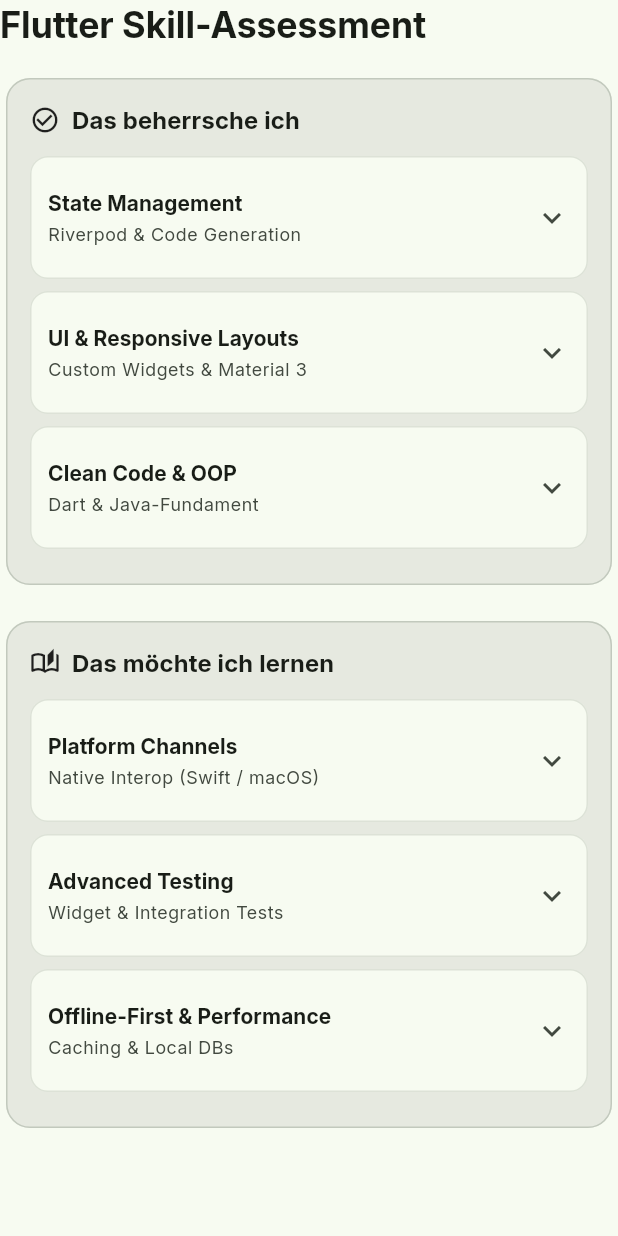
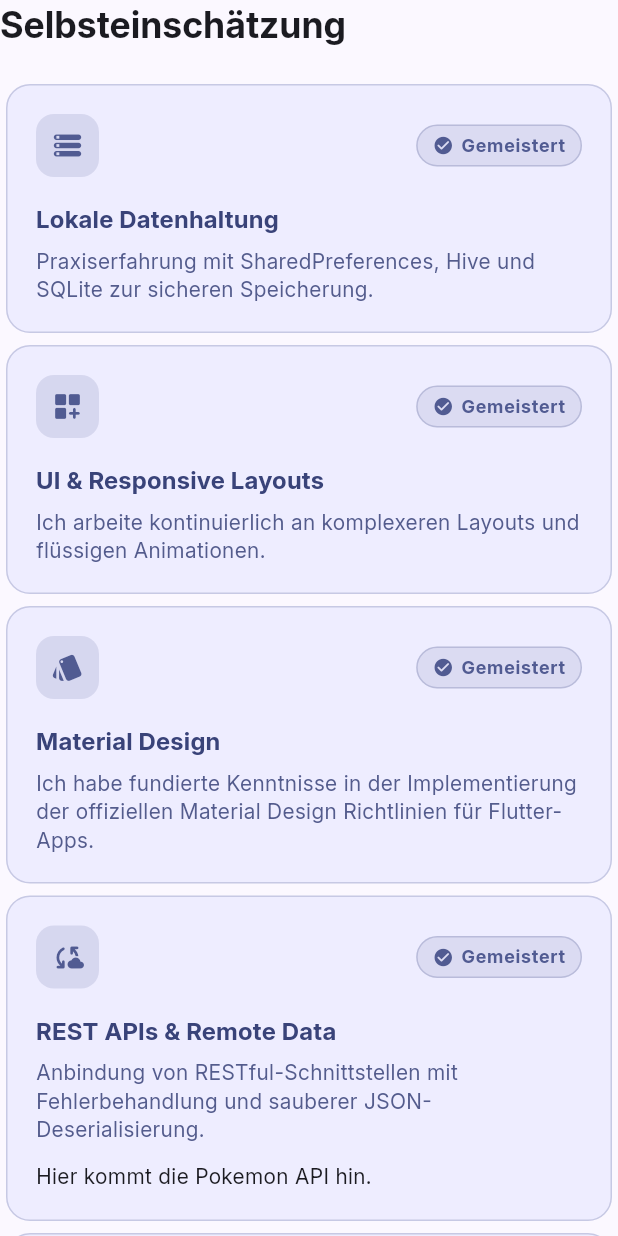
Before and after one commit to fynngerdes/bewerbung_zollsoft, a Flutter app: the SelfAssessmentWidget widget shown alone on an empty page, opened directly, on a phone screen of 412 x 824 dp. Run offline on Flutter 3.47's test engine with Material 3 defaults, Android fonts, the phone set to English and light mode, and no system bars; our stand-ins replace flutter_riverpod, go_router, riverpod_annotation; generated files the repository leaves out were written again.

Commit message:
refactor: replace static assessment list with data-driven SelfAssessmentItemModel and update UI layout

```diff
--- /dev/null
+++ b/lib/hello_zollsoft/data/self_assessment_data.dart
@@ -0,0 +1,63 @@
+import 'package:flutter/material.dart';
+import '../models/self_assessment_item_model.dart';
+
+const List<SelfAssessmentItemModel> selfAssessmentItems = [
+  SelfAssessmentItemModel(
+    isMastered: true,
+    title: 'Lokale Datenhaltung',
+    description:
+        'Praxiserfahrung mit SharedPreferences, Hive und SQLite zur sicheren Speicherung.',
+    icon: Icons.storage_rounded,
+  ),
+  SelfAssessmentItemModel(
+    isMastered: true,
+    title: 'UI & Responsive Layouts',
+    description:
+        'Ich arbeite kontinuierlich an komplexeren Layouts und flüssigen Animationen.',
+    icon: Icons.dashboard_customize_rounded,
+  ),
+  SelfAssessmentItemModel(
+    isMastered: true,
+    title: 'Material Design',
+    description:
+        'Ich habe fundierte Kenntnisse in der Implementierung der offiziellen Material Design Richtlinien für Flutter-Apps.',
+    icon: Icons.style_rounded,
+  ),
+  SelfAssessmentItemModel(
+    isMastered: true,
+    title: 'REST APIs & Remote Data',
+    description:
+        'Anbindung von RESTful-Schnittstellen mit Fehlerbehandlung und sauberer JSON-Deserialisierung.',
+    icon: Icons.cloud_sync_rounded,
+    customWidget: Text('Hier kommt die Pokemon API hin.'),
+  ),
+  SelfAssessmentItemModel(
+    isMastered: true,
+    title: 'State Management',
+    description:
+        'Sicherer Umgang mit Riverpod & Provider zur klaren Trennung von UI und Geschäftslogik.',
+    icon: Icons.alt_route_rounded,
+    customWidget: Text('Die kommt der Theme switch hin.'),
+  ),
+  SelfAssessmentItemModel(
+    isMastered: false,
+    title: 'Clean Architecture',
+    description:
+        'Strukturierung von Apps in Feature-Ordner sowie UI-, Domain- und Data-Layer.',
+    icon: Icons.account_tree_rounded,
+  ),
+  SelfAssessmentItemModel(
+    isMastered: false,
+    title: 'Git & Versionskontrolle',
+    description:
+        'Grundlagen von Branching, Commits und kollaborativem Arbeiten mit Git.',
+    icon: Icons.source_rounded,
+  ),
+  SelfAssessmentItemModel(
+    isMastered: false,
+    title: 'Automatisierte Tests',
+    description:
+        'Aktive Vertiefung in Unit- & Widget-Testing für regressionsfreie Codebases.',
+    icon: Icons.fact_check_rounded,
+  ),
+];
--- a/lib/hello_zollsoft/models/assessment_item_model.dart
+++ b/lib/hello_zollsoft/models/self_assessment_item_model.dart
@@ -1,17 +1,17 @@
 import 'package:flutter/material.dart';
 
-class AssessmentItem {
+class SelfAssessmentItemModel {
+  final bool isMastered;
   final String title;
-  final String subtitle;
   final String description;
-  final List<String> tags;
+  final IconData icon;
   final Widget? customWidget;
 
-  const AssessmentItem({
+  const SelfAssessmentItemModel({
+    required this.isMastered,
     required this.title,
-    required this.subtitle,
     required this.description,
-    required this.tags,
+    required this.icon,
     this.customWidget,
   });
 }
--- a/lib/hello_zollsoft/pages/hello_zollsoft_page.dart
+++ b/lib/hello_zollsoft/pages/hello_zollsoft_page.dart
@@ -17,7 +17,7 @@ class HelloZollsoftPage extends ConsumerWidget {
     return SingleChildScrollView(
       child: Center(
         child: Container(
-          constraints: const BoxConstraints(maxWidth: 900),
+          constraints: const BoxConstraints(maxWidth: 1000),
           padding: EdgeInsets.symmetric(
             horizontal: isMobile ? 16.0 : 32.0,
             vertical: 32.0,
--- a/lib/hello_zollsoft/provider/theme_provider.dart
+++ b/lib/hello_zollsoft/provider/theme_provider.dart
@@ -6,7 +6,7 @@ part 'theme_provider.g.dart';
 @Riverpod(keepAlive: true)
 ThemeData theme(Ref ref, {required Brightness brightness}) {
   final colorScheme = ColorScheme.fromSeed(
-    seedColor: Colors.green,
+    seedColor: Colors.indigo,
     brightness: brightness,
   );
   return ThemeData(
--- a/lib/hello_zollsoft/widgets/self_assessment_widget.dart
+++ b/lib/hello_zollsoft/widgets/self_assessment_widget.dart
@@ -1,220 +1,161 @@
-import 'package:bewerbung_zollsoft/hello_zollsoft/models/assessment_item_model.dart';
 import 'package:flutter/material.dart';
+import '../data/self_assessment_data.dart';
+import '../models/self_assessment_item_model.dart';
 
 class SelfAssessmentWidget extends StatelessWidget {
   const SelfAssessmentWidget({super.key});
 
-  static const _mastered = [
-    AssessmentItem(
-      title: 'State Management',
-      subtitle: 'Riverpod & Code Generation',
-      description:
-          'Saubere Trennung von UI und Business-Logik mit Riverpod (`@riverpod`).',
-      tags: ['Riverpod', 'State Management'],
-    ),
-    AssessmentItem(
-      title: 'UI & Responsive Layouts',
-      subtitle: 'Custom Widgets & Material 3',
-      description:
-          'Deklaratives UI-Design, Material 3 Themes und adaptive Layouts für Web & Mobile.',
-      tags: ['Flutter', 'Material 3'],
-    ),
-    AssessmentItem(
-      title: 'Clean Code & OOP',
-      subtitle: 'Dart & Java-Fundament',
-      description:
-          'Strukturierter Code, Entwurfsmuster und wartbare Softwarearchitektur.',
-      tags: ['OOP', 'Clean Code'],
-    ),
-  ];
-
-  static const _learning = [
-    AssessmentItem(
-      title: 'Platform Channels',
-      subtitle: 'Native Interop (Swift / macOS)',
-      description: 'Integration nativer APIs im Apple-Ökosystem für tomedo®.',
-      tags: ['Swift', 'macOS', 'Channels'],
-    ),
-    AssessmentItem(
-      title: 'Advanced Testing',
-      subtitle: 'Widget & Integration Tests',
-      description:
-          'Ausbau automatisierter UI-Tests und CI/CD Release-Pipelines.',
-      tags: ['Testing', 'CI/CD'],
-    ),
-    AssessmentItem(
-      title: 'Offline-First & Performance',
-      subtitle: 'Caching & Local DBs',
-      description:
-          'Effiziente Datenhaltung und Optimierung für datenintensive Apps.',
-      tags: ['Performance', 'Offline-First'],
-    ),
-  ];
-
   @override
   Widget build(BuildContext context) {
     final theme = Theme.of(context);
-    final isHorizontal = MediaQuery.sizeOf(context).width > 900;
 
-    final masteredSection = _buildSection(
-      context,
-      title: 'Das beherrsche ich',
-      icon: Icons.check_circle_outline,
-      items: _mastered,
-    );
+    return LayoutBuilder(
+      builder: (context, constraints) {
+        final bool isWide = constraints.maxWidth >= 700;
 
-    final learningSection = _buildSection(
-      context,
-      title: 'Das möchte ich lernen',
-      icon: Icons.auto_stories_outlined,
-      items: _learning,
-    );
+        final cards = selfAssessmentItems
+            .map((item) => _buildSelfAssessmentContainer(item, theme))
+            .toList();
 
         return Column(
           crossAxisAlignment: CrossAxisAlignment.start,
           children: [
-        Text('Flutter Skill-Assessment', style: theme.textTheme.headlineSmall),
-        const SizedBox(height: 16),
-        if (isHorizontal)
-          Row(
-            crossAxisAlignment: CrossAxisAlignment.start,
+            Text('Selbsteinschätzung', style: theme.textTheme.headlineSmall),
+            const SizedBox(height: 20),
+
+            for (var i = 0; i < cards.length; i += 2)
+              _buildRowPair(
+                cards[i],
+                i + 1 < cards.length ? cards[i + 1] : const SizedBox.shrink(),
+                isWide,
+              ),
+
+            const SizedBox(height: 12),
+          ],
+        );
+      },
+    );
+  }
+
+  Widget _buildRowPair(Widget card1, Widget card2, bool isWide) {
+    if (!isWide) {
+      return Column(children: [card1, card2]);
+    }
+    return IntrinsicHeight(
+      child: Flex(
+        direction: Axis.horizontal,
+        crossAxisAlignment: CrossAxisAlignment.stretch,
         children: [
-              Expanded(child: masteredSection),
-              const SizedBox(width: 16),
-              Expanded(child: learningSection),
-            ],
-          )
-        else
-          Column(
-            children: [
-              masteredSection,
-              const SizedBox(height: 16),
-              learningSection,
+          Expanded(child: card1),
+          Expanded(child: card2),
         ],
       ),
-      ],
     );
   }
-}
 
-Widget _buildSection(
-  BuildContext context, {
-  required String title,
-  required IconData icon,
-  required List<AssessmentItem> items,
-}) {
-  final theme = Theme.of(context);
+  Widget _buildSelfAssessmentContainer(
+    SelfAssessmentItemModel item,
+    ThemeData theme,
+  ) {
+    final isMastered = item.isMastered;
+    final cardColor = isMastered
+        ? theme.colorScheme.primaryContainer.withValues(alpha: 0.45)
+        : theme.colorScheme.tertiaryContainer.withValues(alpha: 0.35);
+
+    final onCardColor = isMastered
+        ? theme.colorScheme.onPrimaryContainer
+        : theme.colorScheme.onTertiaryContainer;
+
+    final accentColor = isMastered
+        ? theme.colorScheme.primary
+        : theme.colorScheme.tertiary;
+
+    final badgeText = isMastered ? 'Gemeistert' : 'Am Vertiefen';
+    final badgeIcon = isMastered
+        ? Icons.check_circle_rounded
+        : Icons.auto_stories_rounded;
 
     return Card(
       elevation: 0,
-    color: theme.colorScheme.surfaceContainerHigh,
+      color: cardColor,
       shape: RoundedRectangleBorder(
         borderRadius: BorderRadius.circular(16),
-      side: BorderSide(color: theme.colorScheme.outlineVariant),
+        side: BorderSide(color: accentColor.withValues(alpha: 0.25), width: 1),
       ),
       child: Padding(
-      padding: const EdgeInsets.all(16),
+        padding: const EdgeInsets.all(20.0),
         child: Column(
+          crossAxisAlignment: CrossAxisAlignment.start,
+          mainAxisAlignment: MainAxisAlignment.spaceBetween,
+          children: [
+            Column(
               crossAxisAlignment: CrossAxisAlignment.start,
               children: [
                 Row(
+                  mainAxisAlignment: MainAxisAlignment.spaceBetween,
                   children: [
-              Icon(icon, size: 20),
-              const SizedBox(width: 8),
+                    Container(
+                      padding: const EdgeInsets.all(10),
+                      decoration: BoxDecoration(
+                        color: accentColor.withValues(alpha: 0.15),
+                        borderRadius: BorderRadius.circular(12),
+                      ),
+                      child: Icon(item.icon, color: accentColor, size: 22),
+                    ),
+                    Container(
+                      padding: const EdgeInsets.symmetric(
+                        horizontal: 10,
+                        vertical: 5,
+                      ),
+                      decoration: BoxDecoration(
+                        color: accentColor.withValues(alpha: 0.12),
+                        borderRadius: BorderRadius.circular(20),
+                        border: Border.all(
+                          color: accentColor.withValues(alpha: 0.25),
+                        ),
+                      ),
+                      child: Row(
+                        mainAxisSize: MainAxisSize.min,
+                        children: [
+                          Icon(badgeIcon, size: 14, color: accentColor),
+                          const SizedBox(width: 5),
                           Text(
-                title,
-                style: theme.textTheme.titleMedium?.copyWith(
-                  fontWeight: FontWeight.bold,
+                            badgeText,
+                            style: theme.textTheme.labelMedium?.copyWith(
+                              color: accentColor,
+                              fontWeight: FontWeight.w600,
                             ),
                           ),
                         ],
                       ),
+                    ),
+                  ],
+                ),
+                const SizedBox(height: 16),
+                Text(
+                  item.title,
+                  style: theme.textTheme.titleMedium?.copyWith(
+                    fontWeight: FontWeight.bold,
+                    color: onCardColor,
+                  ),
+                ),
+                const SizedBox(height: 6),
+                Text(
+                  item.description,
+                  style: theme.textTheme.bodyMedium?.copyWith(
+                    color: onCardColor.withValues(alpha: 0.85),
+                    height: 1.35,
+                  ),
+                ),
+                if (item.customWidget != null) ...[
                   const SizedBox(height: 12),
-          ...items.map((item) => _buildAssessmentTile(context, item)),
+                  item.customWidget!,
+                ],
+              ],
+            ),
           ],
         ),
       ),
     );
   }
-
-Widget _buildAssessmentTile(BuildContext context, AssessmentItem item) {
-  final theme = Theme.of(context);
-
-  return Card(
-    elevation: 0,
-    margin: const EdgeInsets.only(bottom: 8),
-    color: theme.colorScheme.surface,
-    shape: RoundedRectangleBorder(
-      borderRadius: BorderRadius.circular(12),
-      side: BorderSide(
-        color: theme.colorScheme.outlineVariant.withValues(alpha: 0.5),
-      ),
-    ),
-    child: Theme(
-      data: theme.copyWith(dividerColor: Colors.transparent),
-      child: ExpansionTile(
-        collapsedIconColor: theme.colorScheme.onSurfaceVariant,
-        tilePadding: const EdgeInsets.symmetric(horizontal: 12, vertical: 4),
-        childrenPadding: const EdgeInsets.fromLTRB(12, 0, 12, 12),
-        expandedCrossAxisAlignment: CrossAxisAlignment.start,
-        title: Text(
-          item.title,
-          style: theme.textTheme.titleSmall?.copyWith(
-            fontWeight: FontWeight.bold,
-            color: theme.colorScheme.onSurface,
-          ),
-        ),
-        subtitle: Text(
-          item.subtitle,
-          style: theme.textTheme.bodySmall?.copyWith(
-            color: theme.colorScheme.onSurfaceVariant,
-          ),
-        ),
-        children: [
-          Divider(
-            color: theme.colorScheme.outlineVariant.withValues(alpha: 0.4),
-            height: 1,
-          ),
-          const SizedBox(height: 8),
-          Text(
-            item.description,
-            style: theme.textTheme.bodyMedium?.copyWith(
-              color: theme.colorScheme.onSurface,
-            ),
-          ),
-          if (item.tags.isNotEmpty) ...[
-            const SizedBox(height: 8),
-            Wrap(
-              spacing: 6,
-              runSpacing: 4,
-              children: item.tags
-                  .map(
-                    (tag) => Container(
-                      padding: const EdgeInsets.symmetric(
-                        horizontal: 8,
-                        vertical: 3,
-                      ),
-                      decoration: BoxDecoration(
-                        borderRadius: BorderRadius.circular(12),
-                        border: Border.all(),
-                      ),
-                      child: Text(
-                        tag,
-                        style: theme.textTheme.labelSmall?.copyWith(
-                          fontWeight: FontWeight.w600,
-                        ),
-                      ),
-                    ),
-                  )
-                  .toList(),
-            ),
-          ],
-          if (item.customWidget != null) ...[
-            const SizedBox(height: 8),
-            item.customWidget!,
-          ],
-        ],
-      ),
-    ),
-  );
 }
--- a/lib/main.dart
+++ b/lib/main.dart
@@ -1,14 +1,9 @@
 import 'package:bewerbung_zollsoft/hello_zollsoft/provider/theme_provider.dart';
 import 'package:bewerbung_zollsoft/routing_navigation/provider/go_router_provider.dart';
 import 'package:flutter/material.dart';
-import 'package:flutter/services.dart';
 import 'package:flutter_riverpod/flutter_riverpod.dart';
 
-Future<void> main() async {
-  WidgetsFlutterBinding.ensureInitialized();
-  await SystemChrome.setEnabledSystemUIMode(SystemUiMode.edgeToEdge);
-  runApp(const ProviderScope(child: ZollsoftBewerbung()));
-}
+void main() => runApp(const ProviderScope(child: ZollsoftBewerbung()));
 
 class ZollsoftBewerbung extends ConsumerWidget {
   const ZollsoftBewerbung({super.key});
```
Lines whose indentation alone changed are shown as unchanged.
